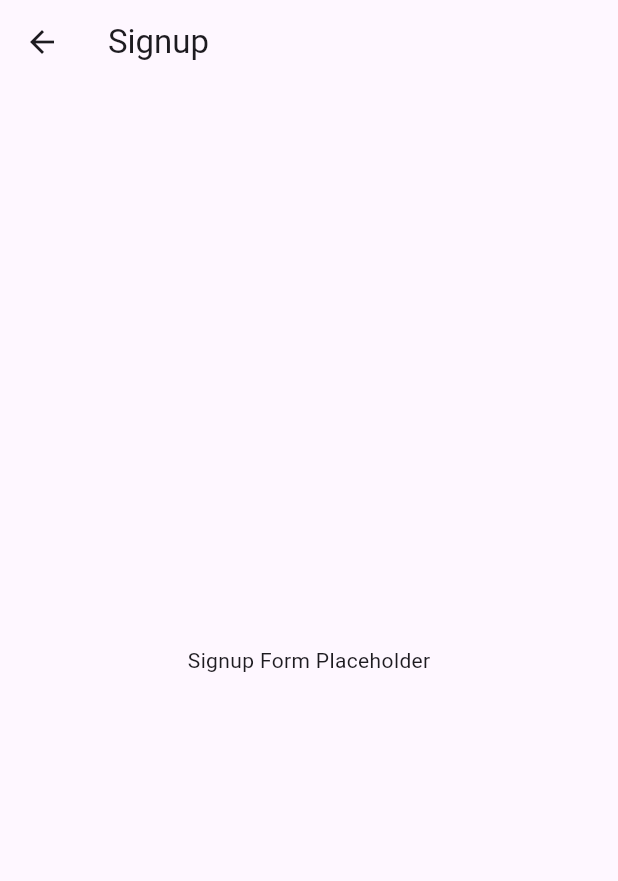
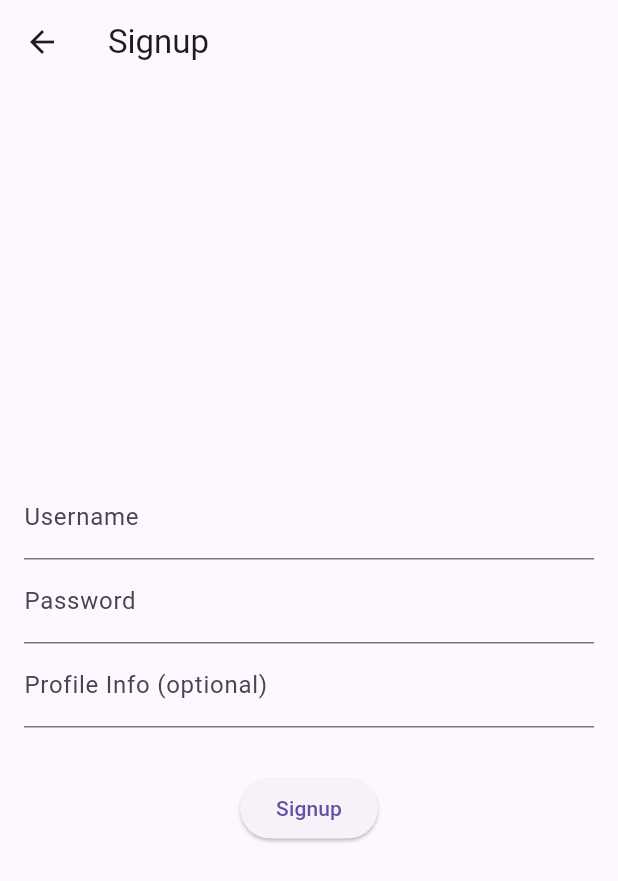
Before and after one commit to ihabsouey/talentFlow, a Flutter app: the SignupScreen screen opened directly, on a phone screen of 412 x 824 dp. Shown: the top 881 px of the screen. Run offline on Flutter 3.47's test engine with Material 3 defaults, Android fonts, the phone set to English and light mode, and no system bars.

Commit message:
Add signup form and backend API

```diff
--- a/frontend/lib/screens/signup.dart
+++ b/frontend/lib/screens/signup.dart
@@ -1,14 +1,114 @@
+import 'dart:convert';
+
 import 'package:flutter/material.dart';
+import 'package:http/http.dart' as http;
 
-class SignupScreen extends StatelessWidget {
+class SignupScreen extends StatefulWidget {
   const SignupScreen({Key? key}) : super(key: key);
+
+  @override
+  State<SignupScreen> createState() => _SignupScreenState();
+}
+
+class _SignupScreenState extends State<SignupScreen> {
+  final _formKey = GlobalKey<FormState>();
+  final TextEditingController _usernameController = TextEditingController();
+  final TextEditingController _passwordController = TextEditingController();
+  final TextEditingController _bioController = TextEditingController();
+
+  String? _message;
+  bool _submitting = false;
+
+  Future<void> _submit() async {
+    if (!_formKey.currentState!.validate()) return;
+
+    setState(() {
+      _submitting = true;
+      _message = null;
+    });
+
+    final response = await http.post(
+      Uri.parse('http://localhost:8000/accounts/api/signup/'),
+      headers: {'Content-Type': 'application/json'},
+      body: jsonEncode({
+        'username': _usernameController.text,
+        'password': _passwordController.text,
+        'bio': _bioController.text,
+      }),
+    );
+
+    if (response.statusCode == 200) {
+      setState(() {
+        _message = 'Signup successful';
+      });
+    } else {
+      String error = 'Signup failed';
+      try {
+        final decoded = jsonDecode(response.body);
+        if (decoded['error'] != null) {
+          error = decoded['error'];
+        }
+      } catch (_) {}
+      setState(() {
+        _message = error;
+      });
+    }
+
+    setState(() {
+      _submitting = false;
+    });
+  }
+
+  @override
+  void dispose() {
+    _usernameController.dispose();
+    _passwordController.dispose();
+    _bioController.dispose();
+    super.dispose();
+  }
 
   @override
   Widget build(BuildContext context) {
     return Scaffold(
       appBar: AppBar(title: const Text('Signup')),
-      body: const Center(
-        child: Text('Signup Form Placeholder'),
+      body: Padding(
+        padding: const EdgeInsets.all(16),
+        child: Form(
+          key: _formKey,
+          child: Column(
+            mainAxisAlignment: MainAxisAlignment.center,
+            children: [
+              TextFormField(
+                controller: _usernameController,
+                decoration: const InputDecoration(labelText: 'Username'),
+                validator: (v) => v == null || v.isEmpty ? 'Enter username' : null,
+              ),
+              TextFormField(
+                controller: _passwordController,
+                decoration: const InputDecoration(labelText: 'Password'),
+                obscureText: true,
+                validator: (v) => v == null || v.isEmpty ? 'Enter password' : null,
+              ),
+              TextFormField(
+                controller: _bioController,
+                decoration: const InputDecoration(labelText: 'Profile Info (optional)'),
+              ),
+              const SizedBox(height: 20),
+              if (_message != null)
+                Text(
+                  _message!,
+                  style: TextStyle(
+                    color: _message == 'Signup successful' ? Colors.green : Colors.red,
+                  ),
+                ),
+              const SizedBox(height: 10),
+              ElevatedButton(
+                onPressed: _submitting ? null : _submit,
+                child: Text(_submitting ? 'Submitting...' : 'Signup'),
+              ),
+            ],
+          ),
+        ),
       ),
     );
   }
```
Also changed, not shown: 2 other files.
